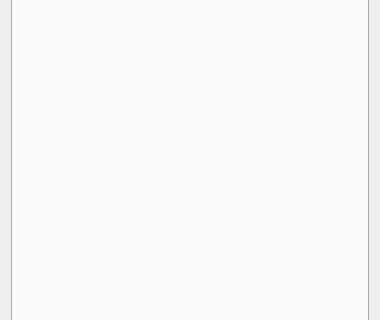
mhjaafar/image_matcher, file ui/ImageMatcherToolBoxWidget.ui: the form before one commit; both pictures show x 0 to 380 and y 316 to 636 of the 380 by 900 pixel window.
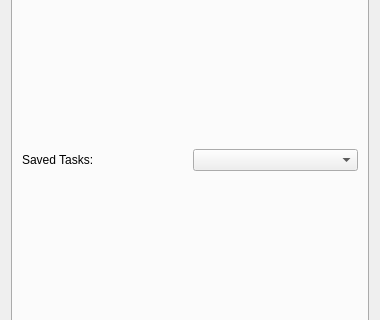
The form after the commit. The open tabs and pages were chosen to show the change.

Commit message: Tested a mock INI file for the plugin. Read the ToDo for the next task.

Diff of the .ui file:
```diff
--- a/ui/ImageMatcherToolBoxWidget.ui
+++ b/ui/ImageMatcherToolBoxWidget.ui
@@ -76,7 +76,22 @@
       <attribute name="title">
        <string>Manga Fanart Purger</string>
       </attribute>
-      <layout class="QVBoxLayout" name="verticalLayout_4"/>
+      <layout class="QVBoxLayout" name="verticalLayout_4">
+       <item>
+        <layout class="QHBoxLayout" name="horizontalLayout_2">
+         <item>
+          <widget class="QLabel" name="label_savedTasks_fanartPurger">
+           <property name="text">
+            <string>Saved Tasks:</string>
+           </property>
+          </widget>
+         </item>
+         <item>
+          <widget class="QComboBox" name="comboBox_savedTasks_fanartPurger"/>
+         </item>
+        </layout>
+       </item>
+      </layout>
      </widget>
     </widget>
    </item>
```
Left out of the diff: 2 changed lines with no effect on the pictures. The commit also changes 3 other files.
